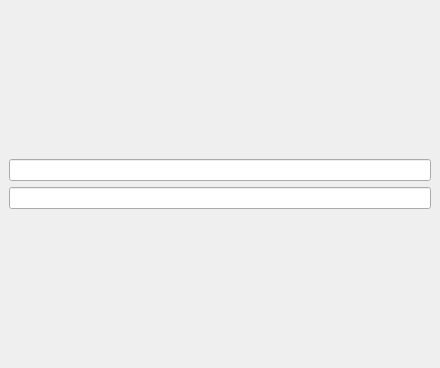
lao-tseu-is-alive/paramdraw, file parametric_draw_dockwidget_base.ui: the form before one commit.
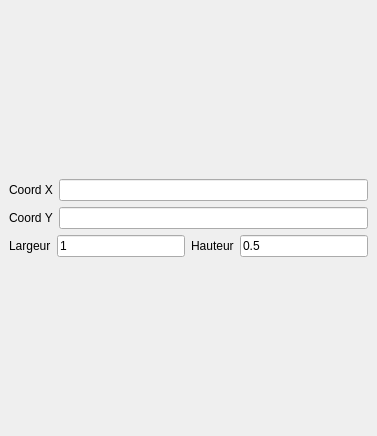
The form after the commit.

Commit message: QgsMapToolEmitPoint with x,y and Pep8 compliant

Patch:
```diff
--- a/parametric_draw_dockwidget_base.ui
+++ b/parametric_draw_dockwidget_base.ui
@@ -6,8 +6,8 @@
    <rect>
     <x>0</x>
     <y>0</y>
-    <width>440</width>
-    <height>368</height>
+    <width>377</width>
+    <height>436</height>
    </rect>
   </property>
   <property name="windowTitle">
@@ -16,8 +16,17 @@
   <widget class="QWidget" name="dockWidgetContents">
    <layout class="QGridLayout" name="gridLayout">
     <item row="0" column="0">
-     <layout class="QGridLayout" name="gridLayout_2">
-      <item row="0" column="0">
+     <layout class="QVBoxLayout" name="verticalLayout">
+      <item>
+       <layout class="QHBoxLayout" name="horizontalLayout_4">
+        <item>
+         <widget class="QLabel" name="label_3">
+          <property name="text">
+           <string>Coord X</string>
+          </property>
+         </widget>
+        </item>
+        <item>
        <widget class="QLineEdit" name="x_edit">
         <property name="enabled">
          <bool>true</bool>
@@ -27,7 +36,18 @@
         </property>
        </widget>
       </item>
-      <item row="1" column="0">
+       </layout>
+      </item>
+      <item>
+       <layout class="QHBoxLayout" name="horizontalLayout">
+        <item>
+         <widget class="QLabel" name="label">
+          <property name="text">
+           <string>Coord Y</string>
+          </property>
+         </widget>
+        </item>
+        <item>
        <widget class="QLineEdit" name="y_edit">
         <property name="enabled">
          <bool>true</bool>
@@ -36,6 +56,52 @@
          <bool>true</bool>
         </property>
        </widget>
+        </item>
+       </layout>
+      </item>
+      <item>
+       <layout class="QHBoxLayout" name="horizontalLayout_3">
+        <item>
+         <widget class="QLabel" name="label_2">
+          <property name="text">
+           <string>Largeur</string>
+          </property>
+         </widget>
+        </item>
+        <item>
+         <widget class="QLineEdit" name="width_edit">
+          <property name="enabled">
+           <bool>true</bool>
+          </property>
+          <property name="text">
+           <string>1</string>
+          </property>
+          <property name="readOnly">
+           <bool>false</bool>
+          </property>
+         </widget>
+        </item>
+        <item>
+         <widget class="QLabel" name="label_4">
+          <property name="text">
+           <string>Hauteur</string>
+          </property>
+         </widget>
+        </item>
+        <item>
+         <widget class="QLineEdit" name="height_edit">
+          <property name="enabled">
+           <bool>true</bool>
+          </property>
+          <property name="text">
+           <string>0.5</string>
+          </property>
+          <property name="readOnly">
+           <bool>false</bool>
+          </property>
+         </widget>
+        </item>
+       </layout>
       </item>
      </layout>
     </item>
```
Lines whose indentation alone changed are shown as unchanged. The commit also changes 1 other file.
